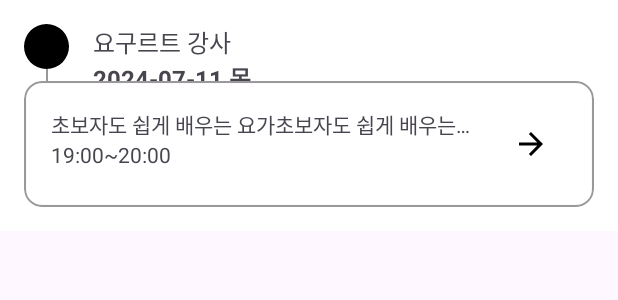
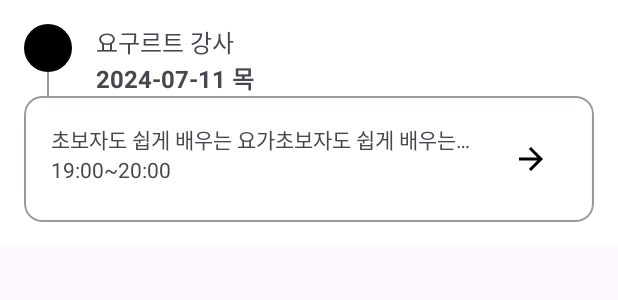
Before and after one commit to yeolife/YogaNavi, an Android app: the layout list_item_home.xml on its own in the app's theme, with its tools: preview values and no code run, on a phone screen of 412 x 824 dp. Shown: the top 300 px of the screen. Run offline under Robolectric (Android 15) with nearby library versions, the phone set to English and light mode, and no system bars.

Commit message:
S11P12D210-30 Refactor : list_item UI 리팩토링

```diff
--- a/app/src/main/res/layout/list_item_home.xml
+++ b/app/src/main/res/layout/list_item_home.xml
@@ -11,8 +11,8 @@
 
     <com.google.android.material.imageview.ShapeableImageView
         android:id="@+id/iv_profile"
-        android:layout_width="@dimen/icon_small"
-        android:layout_height="@dimen/icon_small"
+        android:layout_width="@dimen/icon_mini"
+        android:layout_height="@dimen/icon_mini"
         android:layout_gravity="center"
         android:background="@color/black"
         app:layout_constraintEnd_toStartOf="@id/tv_teacher_nickname"
@@ -47,7 +47,7 @@
     <View
         android:id="@+id/v_connect"
         android:layout_width="1dp"
-        android:layout_height="@dimen/padding_small"
+        android:layout_height="@dimen/padding_medium"
         android:background="@color/gray_20"
         app:layout_constraintBottom_toTopOf="@id/cv_content"
         app:layout_constraintEnd_toEndOf="@id/iv_profile"
@@ -63,7 +63,7 @@
         app:layout_constraintBottom_toBottomOf="parent"
         app:layout_constraintEnd_toEndOf="parent"
         app:layout_constraintStart_toStartOf="parent"
-        app:layout_constraintTop_toBottomOf="@id/v_connect"
+        app:layout_constraintTop_toBottomOf="@id/tv_date"
         app:strokeColor="@color/gray_20"
         app:strokeWidth="1dp">
 
```
